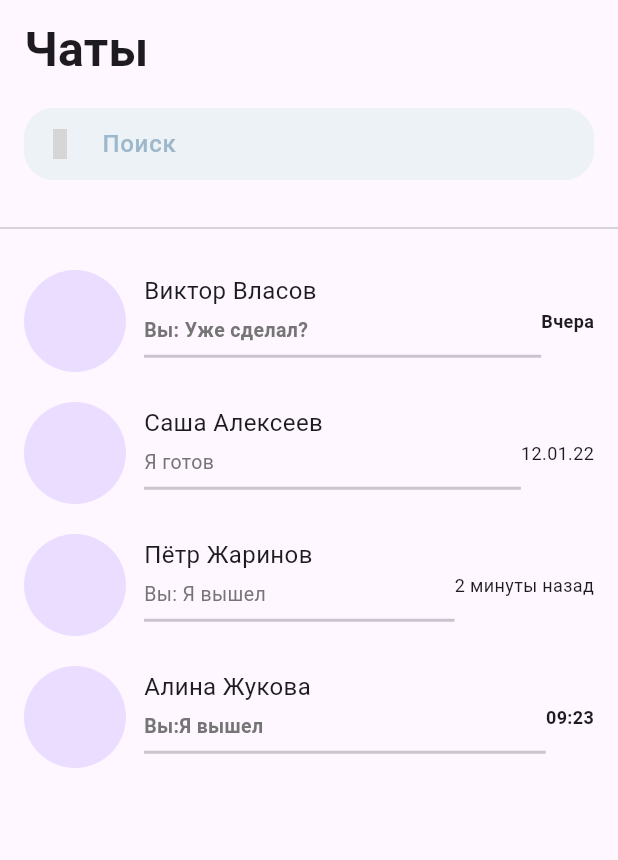
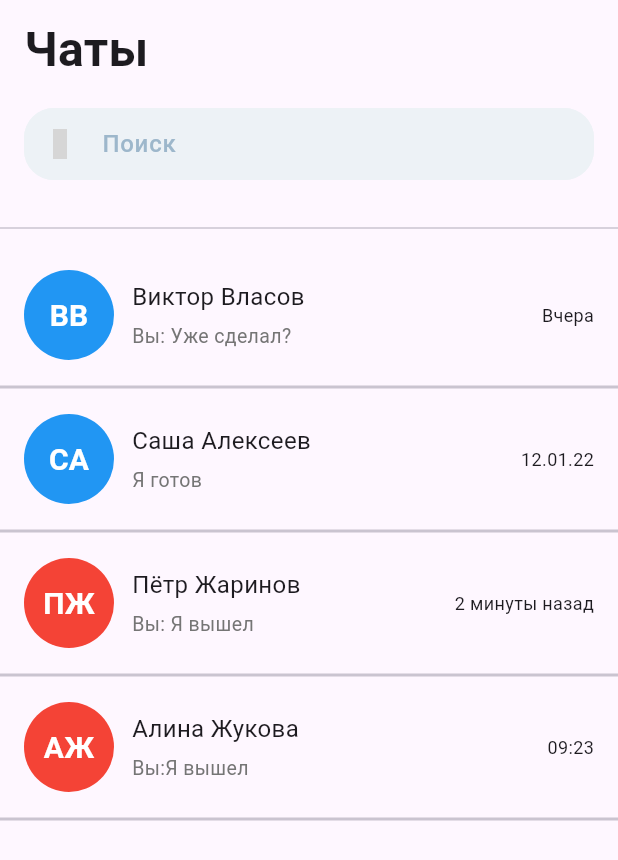
Before and after one commit to alina-071100/chat_flutter, a Flutter app: the screen it shows after launch, on a phone screen of 412 x 824 dp. Shown: the top 860 px of the screen. Run offline on Flutter 3.47's test engine with Material 3 defaults, Android fonts, the phone set to English and light mode, and no system bars; our stand-ins replace iconsax; grey boxes are pictures that could not be loaded.

Commit message:
update chat list page

```diff
--- a/lib/chat_detail.dart
+++ b/lib/chat_detail.dart
@@ -1,4 +1,5 @@
 import 'package:flutter/material.dart';
+import 'package:flutter_application/coversation_list.dart';
 import 'package:flutter_application/models/chat_message.dart';
 
 class ChatDetailPage extends StatefulWidget {
@@ -9,6 +10,8 @@ class ChatDetailPage extends StatefulWidget {
 }
 
 class _ChatDetailPageState extends State<ChatDetailPage> {
+  late final ConversationList conversationList;
+
   @override
   Widget build(BuildContext context) {
     return Scaffold(
@@ -33,8 +36,20 @@ class _ChatDetailPageState extends State<ChatDetailPage> {
                   const SizedBox(
                     width: 2,
                   ),
-                  const CircleAvatar(
-                    maxRadius: 34,
+                  CircleAvatar(
+                    // backgroundColor: avatarColor,
+                    // child: Center(
+                    //   child: Text(
+                    //       // '${u.name.characters.first}${widget.surname.characters.first}',
+                    //       // style: TextStyle(
+                    //       //   fontSize: 20,
+                    //       //   fontWeight: FontWeight.w700,
+                    //       //   color: Colors.white,
+                    //       // ),
+                    //       ""
+                    //       ),
+                    // ),
+                    maxRadius: 30,
                   ),
                   const SizedBox(
                     width: 12,
@@ -71,8 +86,7 @@ class _ChatDetailPageState extends State<ChatDetailPage> {
               physics: const NeverScrollableScrollPhysics(),
               itemBuilder: (context, index) {
                 return Container(
-                  // width: 288,
-                  // height: 33,
+
                   padding: const EdgeInsets.only(
                       left: 14, right: 14, top: 10, bottom: 10),
                   child: Align(
--- a/lib/chat_page.dart
+++ b/lib/chat_page.dart
@@ -11,22 +11,29 @@ class ChatPage extends StatefulWidget {
 class _ChatPageState extends State<ChatPage> {
   List<ChatUsers> chatUsers = [
     ChatUsers(
-        name: "Виктор Власов",
+      name: "Виктор",
+      surname: 'Власов',
       secondaryText: "Вы: Уже сделал?",
-        time: "Вчера",),
+      time: "Вчера",
+    ),
     // image: 'assets/avatars/avatar1.svg'),
     ChatUsers(
-        name: "Саша Алексеев",
+      name: "Саша",
+      surname: 'Алексеев',
       secondaryText: "Я готов",
-        time: "12.01.22",),
+      time: "12.01.22",
+    ),
     // image: 'assets/avatars/avatar2.svg'),
     ChatUsers(
-        name: "Пётр Жаринов",
+      name: "Пётр",
+      surname: 'Жаринов',
       secondaryText: "Вы: Я вышел ",
-        time: "2 минуты назад",),
+      time: "2 минуты назад",
+    ),
     // image: 'assets/avatars/avatar3.svg'),
     ChatUsers(
-        name: "Алина Жукова",
+      name: "Алина",
+      surname: 'Жукова',
       secondaryText: "Вы:Я вышел ",
       time: "09:23",
     ),
@@ -88,10 +95,11 @@ class _ChatPageState extends State<ChatPage> {
               itemCount: chatUsers.length,
               shrinkWrap: true,
               padding: const EdgeInsets.only(top: 10),
-              // physics: const NeverScrollableScrollPhysics(),
               itemBuilder: (context, index) {
                 return ConversationList(
                   name: chatUsers[index].name,
+                  surname: chatUsers[index].surname,
+
                   messageText: chatUsers[index].secondaryText,
                   // imageUrl: chatUsers[index].image,
                   time: chatUsers[index].time,
--- a/lib/coversation_list.dart
+++ b/lib/coversation_list.dart
@@ -3,15 +3,15 @@ import 'package:flutter_application/chat_detail.dart';
 
 class ConversationList extends StatefulWidget {
   String name;
+  String surname;
   String messageText;
-  // String imageUrl;
   String time;
   bool isMessageRead;
 
   ConversationList({
     required this.name,
+    required this.surname,
     required this.messageText,
-    // required this.imageUrl,
     required this.time,
     required this.isMessageRead,
   });
@@ -21,15 +21,28 @@ class ConversationList extends StatefulWidget {
 }
 
 class _ConversationListState extends State<ConversationList> {
+  static const List<Color> avatarColors = [
+    Colors.green,
+    Colors.red,
+    Colors.blue,
+    Colors.orange,
+  ];
+
   @override
   Widget build(BuildContext context) {
+    int userIndex =
+        (widget.name.hashCode + widget.surname.hashCode) % avatarColors.length;
+    Color avatarColor = avatarColors[userIndex];
+
     return GestureDetector(
       onTap: () {
         Navigator.push(context, MaterialPageRoute(builder: (context) {
           return const ChatDetailPage();
         }));
       },
-      child: Container(
+      child: Column(
+        children: [
+          Container(
             padding: EdgeInsets.only(left: 16, right: 16, top: 10, bottom: 10),
             child: Row(
               children: <Widget>[
@@ -37,8 +50,18 @@ class _ConversationListState extends State<ConversationList> {
                   child: Row(
                     children: <Widget>[
                       CircleAvatar(
-                    // backgroundImage: NetworkImage(widget.imageUrl),
-                    maxRadius: 34,
+                        backgroundColor: avatarColor,
+                        child: Center(
+                          child: Text(
+                            '${widget.name.characters.first}${widget.surname.characters.first}',
+                            style: TextStyle(
+                              fontSize: 20,
+                              fontWeight: FontWeight.w700,
+                              color: Colors.white,
+                            ),
+                          ),
+                        ),
+                        maxRadius: 30,
                       ),
                       SizedBox(
                         width: 12,
@@ -48,30 +71,19 @@ class _ConversationListState extends State<ConversationList> {
                           crossAxisAlignment: CrossAxisAlignment.start,
                           children: <Widget>[
                             Text(
-                          widget.name,
+                              '${widget.name.characters} ${widget.surname.characters}',
                               style: TextStyle(fontSize: 16),
                             ),
-
                             SizedBox(
                               height: 5,
                             ),
-
                             Text(
                               widget.messageText,
                               style: TextStyle(
                                 fontSize: 13,
                                 color: Colors.grey.shade600,
-                            fontWeight: widget.isMessageRead
-                                ? FontWeight.bold
-                                : FontWeight.normal,
                               ),
                             ),
-                        Divider(
-                          thickness: 2,
-                        ),
-                        // Divider(
-                        //   thickness: 2,
-                        // ),
                           ],
                         ),
                       ),
@@ -82,13 +94,16 @@ class _ConversationListState extends State<ConversationList> {
                   widget.time,
                   style: TextStyle(
                     fontSize: 12,
-                fontWeight:
-                    widget.isMessageRead ? FontWeight.bold : FontWeight.normal,
                   ),
                 ),
               ],
             ),
           ),
+          const Divider(
+            thickness: 2,
+          ),
+        ],
+      ),
     );
   }
 }
--- a/lib/models/chat_models.dart
+++ b/lib/models/chat_models.dart
@@ -1,11 +1,13 @@
 class ChatUsers {
   String name;
+  String surname;
   String secondaryText;
   // String image;
   String time;
 
   ChatUsers({
     required this.name,
+    required this.surname,
     required this.secondaryText,
     // required this.image,
     required this.time,
--- a/pubspec.yaml
+++ b/pubspec.yaml
@@ -38,6 +38,7 @@ dependencies:
   iconsax: ^0.0.8
   apptex_chat: ^2.0.0
   web_socket_channel: ^2.4.0
+  flutter_svg: ^2.0.9
 
 
 dev_dependencies:
@@ -63,9 +64,8 @@ flutter:
   uses-material-design: true
 
   # To add assets to your application, add an assets section, like this:
-  # assets:
-  #   - assets/icons/
-  #   - assets/avatars/
+  assets:
+    - assets/avatars/
 
   # An image asset can refer to one or more resolution-specific "variants", see
   # https://flutter.dev/assets-and-images/#resolution-aware
```
Also changed, not shown: assets/avatars/avatar1.svg (added), assets/avatars/avatar2.svg (added), assets/avatars/avatar3.svg (added), assets/avatars/avatar4.svg (added), pubspec.lock. Lines whose indentation alone changed are shown as unchanged.
